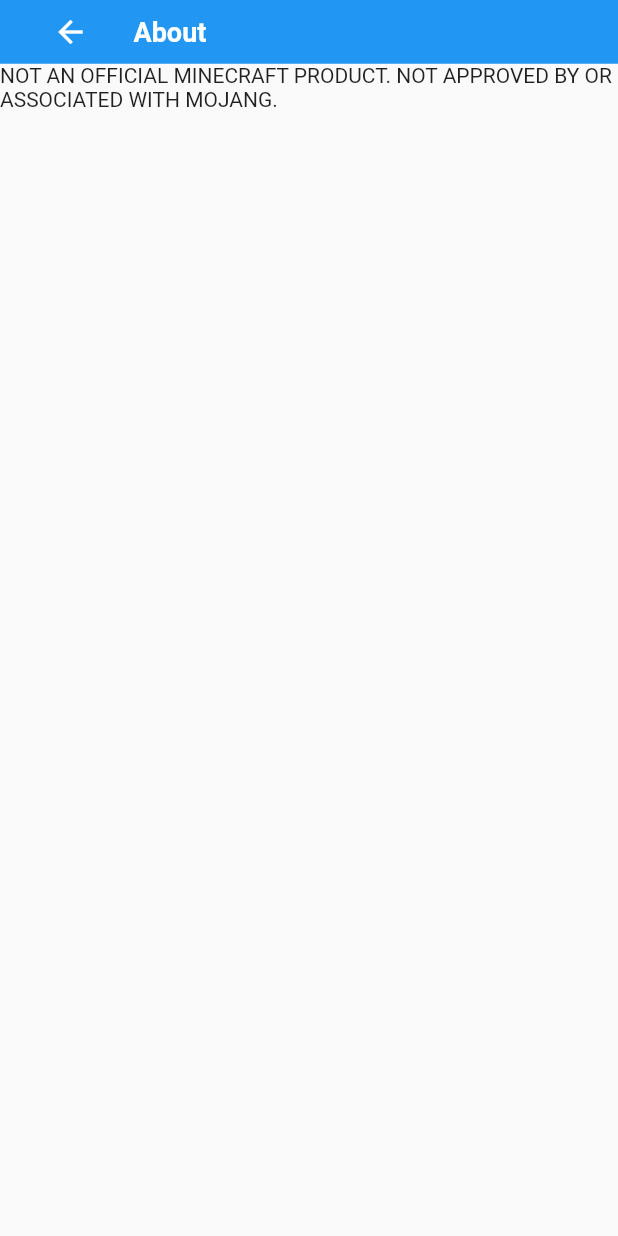
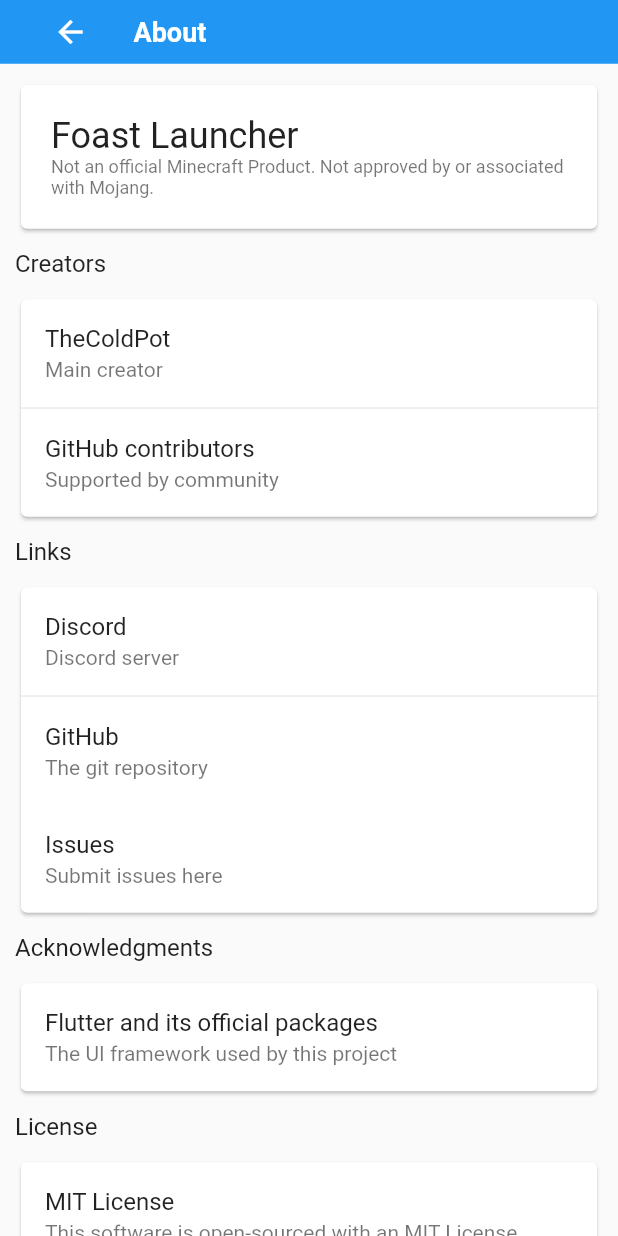
Before and after one commit to arctic-pot/foast-launcher, a Flutter app: the AboutPage screen opened directly, on a phone screen of 412 x 824 dp. Run offline on Flutter 3.47's test engine with Material 2 defaults, Android fonts, the phone set to English and light mode, and no system bars.

Commit message:
Add about page

```diff
--- a/lib/pages/about_page.dart
+++ b/lib/pages/about_page.dart
@@ -1,4 +1,5 @@
 import 'package:flutter/material.dart';
+import 'package:url_launcher/url_launcher.dart';
 import 'package:foast_launcher/pages/app_bar.dart';
 
 class AboutPage extends StatefulWidget {
@@ -8,18 +9,140 @@ class AboutPage extends StatefulWidget {
 }
 
 class _AboutPageState extends State<AboutPage> {
+  final double _width = 500;
+
+  Widget _buildSection(Widget child) {
+    return Container(
+      padding: const EdgeInsets.all(10),
+      width: _width,
+      child: Card(child: child),
+    );
+  }
+
+  Widget _buildSubtitle(String text) {
+    return Container(
+      width: _width,
+      padding: const EdgeInsets.symmetric(horizontal: 10),
+      child: Text(
+        text,
+        style: Theme.of(context).textTheme.titleMedium,
+      ),
+    );
+  }
+
   @override
   Widget build(BuildContext context) {
     return Scaffold(
       body: Column(
-        children: const [
-          SubpageAppBar(
+        children: [
+          const SubpageAppBar(
             title: 'About',
           ),
           Expanded(
-              flex: 1,
-              child: Text('NOT AN OFFICIAL MINECRAFT PRODUCT. '
-                  'NOT APPROVED BY OR ASSOCIATED WITH MOJANG.'))
+            flex: 1,
+            child: SingleChildScrollView(
+                child: Column(children: [
+              _buildSection(Padding(
+                padding: const EdgeInsets.all(20),
+                child: Column(
+                  crossAxisAlignment: CrossAxisAlignment.start,
+                  children: [
+                    Text(
+                      'Foast Launcher',
+                      style: Theme.of(context).textTheme.headline5,
+                    ),
+                    Text(
+                      'Not an official Minecraft Product. '
+                      'Not approved by or associated with Mojang.',
+                      style: Theme.of(context).textTheme.caption,
+                    ),
+                  ],
+                ),
+              )),
+              _buildSubtitle('Creators'),
+              _buildSection(ListView(
+                shrinkWrap: true,
+                children: [
+                  ListTile(
+                    title: const Text('TheColdPot'),
+                    subtitle: const Text('Main creator'),
+                    onTap: () {
+                      launch('https://github.com/TheColdPot');
+                    },
+                  ),
+                  const Divider(height: 1),
+                  ListTile(
+                    title: const Text('GitHub contributors'),
+                    subtitle: const Text('Supported by community'),
+                    onTap: () {
+                      launch(
+                          'https://github.com/datapack-planet/foast-launcher');
+                    },
+                  ),
+                ],
+              )),
+              _buildSubtitle('Links'),
+              _buildSection(ListView(
+                shrinkWrap: true,
+                children: [
+                  ListTile(
+                    title: const Text('Discord'),
+                    subtitle: const Text('Discord server'),
+                    onTap: () {
+                      launch('https://discord.gg/S6wGBKDXyT');
+                    },
+                  ),
+                  const Divider(height: 1),
+                  ListTile(
+                    title: const Text('GitHub'),
+                    subtitle: const Text('The git repository'),
+                    onTap: () {
+                      launch(
+                          'https://github.com/datapack-planet/foast-launcher');
+                    },
+                  ),
+                  ListTile(
+                    title: const Text('Issues'),
+                    subtitle: const Text('Submit issues here'),
+                    onTap: () {
+                      launch(
+                          'https://github.com/datapack-planet/foast-launcher/issues');
+                    },
+                  ),
+                ],
+              )),
+              _buildSubtitle('Acknowledgments'),
+              _buildSection(ListView(
+                shrinkWrap: true,
+                children: [
+                  ListTile(
+                    title: const Text('Flutter and its official packages'),
+                    subtitle:
+                        const Text('The UI framework used by this project'),
+                    onTap: () {
+                      launch('https://flutter.dev');
+                    },
+                  ),
+                ],
+              )),
+              _buildSubtitle('License'),
+              _buildSection(ListView(
+                shrinkWrap: true,
+                children: [
+                  ListTile(
+                    title: const Text('MIT License'),
+                    subtitle: const Text(
+                        'This software is open-sourced with an MIT License'),
+                    onTap: () {
+                      launch(
+                          'https://github.com/datapack-planet/foast-launcher/'
+                          'blob/main/LICENSE.txt');
+                    },
+                  ),
+                ],
+              )),
+            ])),
+          )
         ],
       ),
     );
--- a/pubspec.yaml
+++ b/pubspec.yaml
@@ -39,6 +39,7 @@ dependencies:
   cupertino_icons: ^1.0.2
   http: ^0.13.4
   path: ^1.8.0
+  url_launcher: ^6.0.18
 
 dev_dependencies:
   flutter_test:
```
Also changed, not shown: pubspec.lock, 5 other files.
